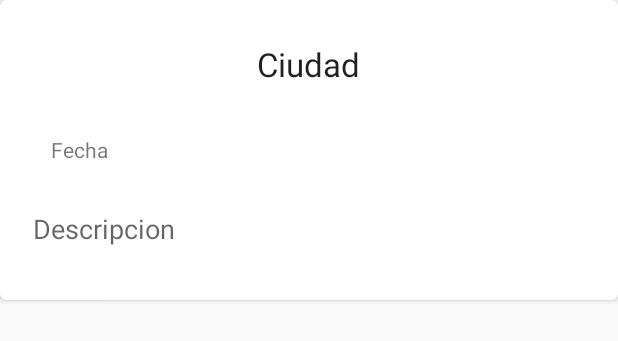
After one commit to javpej/PruebaSQLite, an Android app: the layout cardlayout.xml on its own in the app's theme, with its tools: preview values and no code run, on a phone screen of 412 x 824 dp. The commit adds this screen. Shown: the top 341 px of the screen. Run offline under Robolectric (Android 15) with nearby library versions, the phone set to English and light mode, and no system bars.

Commit message:
Termina Adaptador

```diff
--- a/app/build.gradle
+++ b/app/build.gradle
@@ -26,5 +26,7 @@ dependencies {
     })
     compile 'com.android.support:appcompat-v7:25.3.1'
     compile 'com.android.support.constraint:constraint-layout:1.0.2'
+    compile 'com.android.support:cardview-v7:25.3.1'
+    compile 'com.android.support:recyclerview-v7:25.3.1'
     testCompile 'junit:junit:4.12'
 }
--- a/app/src/main/java/com/example/javi/pruebasqlite/MainActivity.java
+++ b/app/src/main/java/com/example/javi/pruebasqlite/MainActivity.java
@@ -2,6 +2,7 @@ package com.example.javi.pruebasqlite;
 
 import android.support.v7.app.AppCompatActivity;
 import android.os.Bundle;
+import android.support.v7.widget.RecyclerView;
 import android.support.v7.widget.Toolbar;
 import android.view.Menu;
 import android.view.MenuItem;
@@ -9,12 +10,15 @@ import android.widget.Toast;
 
 public class MainActivity extends AppCompatActivity {
 
+    RecyclerView myRecycler;
+
     @Override
     protected void onCreate(Bundle savedInstanceState) {
         super.onCreate(savedInstanceState);
         setContentView(R.layout.activity_main);
         Toolbar toolbar = (Toolbar) findViewById(R.id.Toolbar);
         setSupportActionBar(toolbar);
+        myRecycler = (RecyclerView) findViewById(R.id.MyRecycler);
 
     }
 
--- a/app/src/main/res/layout/activity_main.xml
+++ b/app/src/main/res/layout/activity_main.xml
@@ -9,6 +9,11 @@
 
     <include layout="@layout/toolbar" android:id="@+id/Toolbar"></include>
 
+    <android.support.v7.widget.RecyclerView
+        android:id="@+id/MyRecycler"
+        android:layout_width="match_parent"
+        android:layout_height="match_parent">
 
+    </android.support.v7.widget.RecyclerView>
 
 </LinearLayout>
--- /dev/null
+++ b/app/src/main/res/layout/cardlayout.xml
@@ -0,0 +1,51 @@
+<?xml version="1.0" encoding="utf-8"?>
+
+<android.support.v7.widget.CardView xmlns:card_view="http://schemas.android.com/apk/res-auto"
+    xmlns:android="http://schemas.android.com/apk/res/android"
+    android:id="@+id/card_view"
+    android:layout_width="match_parent"
+    android:layout_height="200dp"
+    card_view:cardCornerRadius="4dp">
+
+    <RelativeLayout
+        android:layout_width="match_parent"
+        android:layout_height="match_parent">
+
+
+        <TextView
+            android:id="@+id/TVCiudad"
+            android:layout_width="wrap_content"
+            android:layout_height="wrap_content"
+            android:layout_alignParentTop="true"
+            android:layout_centerHorizontal="true"
+            android:layout_marginTop="28dp"
+            android:text="Ciudad"
+            android:textAppearance="@style/TextAppearance.AppCompat.Large" />
+
+        <TextView
+            android:id="@+id/TVFecha"
+            android:layout_width="wrap_content"
+            android:layout_height="wrap_content"
+            android:layout_alignParentLeft="true"
+            android:layout_alignParentStart="true"
+            android:layout_centerVertical="true"
+            android:layout_marginLeft="34dp"
+            android:layout_marginStart="34dp"
+            android:text="Fecha"
+            android:textAppearance="@style/TextAppearance.AppCompat.Small" />
+
+        <TextView
+            android:id="@+id/TVDescripcion"
+            android:layout_width="wrap_content"
+            android:layout_height="wrap_content"
+            android:layout_alignParentBottom="true"
+            android:layout_alignParentLeft="true"
+            android:layout_alignParentStart="true"
+            android:layout_marginBottom="35dp"
+            android:layout_marginLeft="22dp"
+            android:layout_marginStart="22dp"
+            android:text="Descripcion"
+            android:textAppearance="@style/TextAppearance.AppCompat.Medium" />
+    </RelativeLayout>
+
+</android.support.v7.widget.CardView>
```
Also changed, not shown: app/src/main/java/com/example/javi/pruebasqlite/Adapter.java (added, +69 -0 lines), app/src/main/java/com/example/javi/pruebasqlite/Item.java (added, +54 -0 lines).
